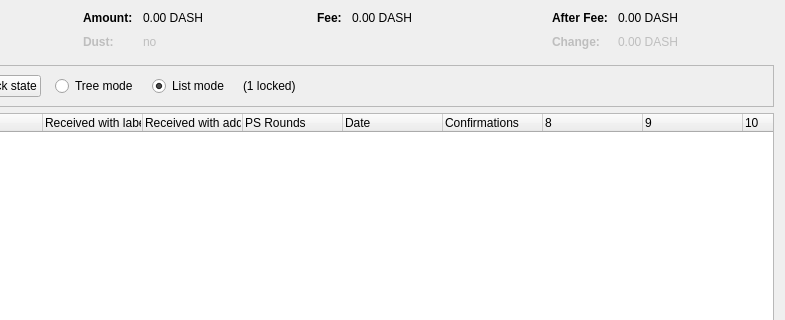
Qt form src/qt/forms/coincontroldialog.ui (bitbony/bitbony) before a commit; both pictures show x 169 to 954 and y 0 to 320 of the 954 by 500 pixel window.
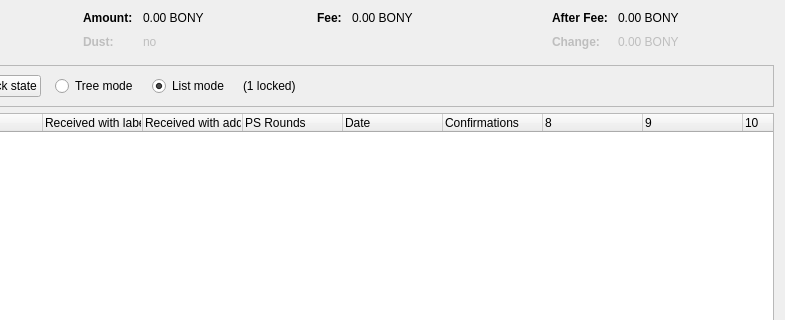
The same form after that commit. Custom widgets are drawn as their Qt base class.

What changed in the file:
```diff
--- a/src/qt/forms/coincontroldialog.ui
+++ b/src/qt/forms/coincontroldialog.ui
@@ -132,7 +132,7 @@
           <enum>Qt::ActionsContextMenu</enum>
          </property>
          <property name="text">
-          <string notr="true">0.00 DASH</string>
+          <string notr="true">0.00 BONY</string>
          </property>
          <property name="textInteractionFlags">
           <set>Qt::LinksAccessibleByMouse|Qt::TextSelectableByKeyboard|Qt::TextSelectableByMouse</set>
@@ -212,7 +212,7 @@
           <enum>Qt::ActionsContextMenu</enum>
          </property>
          <property name="text">
-          <string notr="true">0.00 DASH</string>
+          <string notr="true">0.00 BONY</string>
          </property>
          <property name="textInteractionFlags">
           <set>Qt::LinksAccessibleByMouse|Qt::TextSelectableByKeyboard|Qt::TextSelectableByMouse</set>
@@ -257,7 +257,7 @@
           <enum>Qt::ActionsContextMenu</enum>
          </property>
          <property name="text">
-          <string notr="true">0.00 DASH</string>
+          <string notr="true">0.00 BONY</string>
          </property>
          <property name="textInteractionFlags">
           <set>Qt::LinksAccessibleByMouse|Qt::TextSelectableByKeyboard|Qt::TextSelectableByMouse</set>
@@ -292,7 +292,7 @@
           <enum>Qt::ActionsContextMenu</enum>
          </property>
          <property name="text">
-          <string notr="true">0.00 DASH</string>
+          <string notr="true">0.00 BONY</string>
          </property>
          <property name="textInteractionFlags">
           <set>Qt::LinksAccessibleByMouse|Qt::TextSelectableByKeyboard|Qt::TextSelectableByMouse</set>
```
